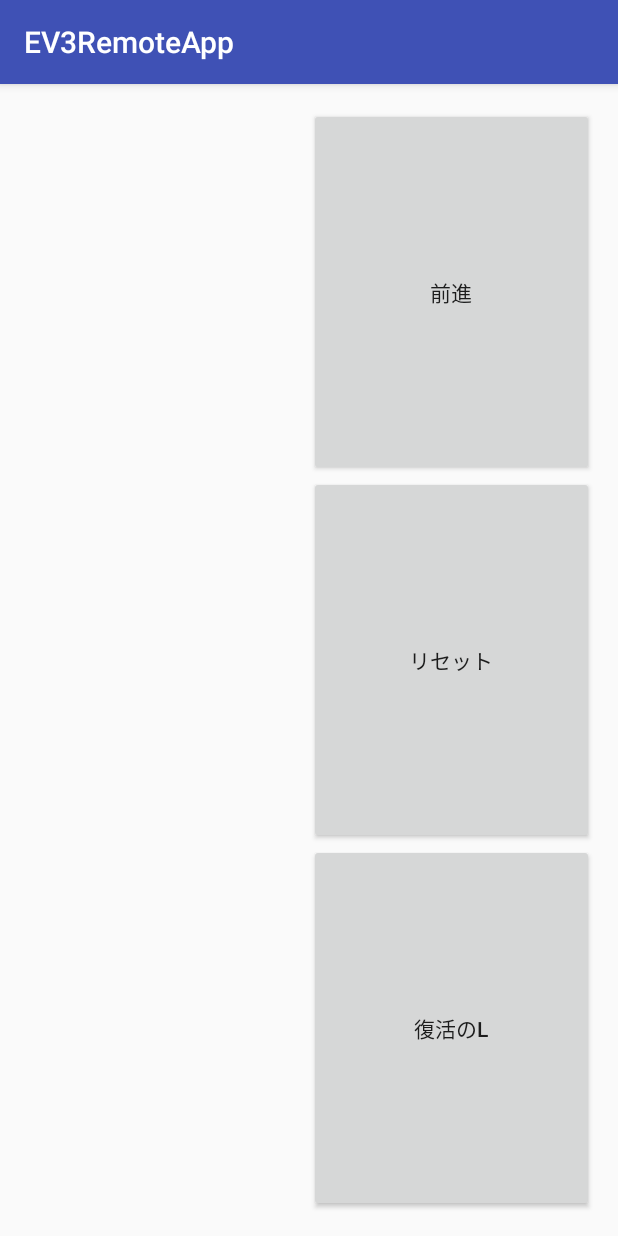
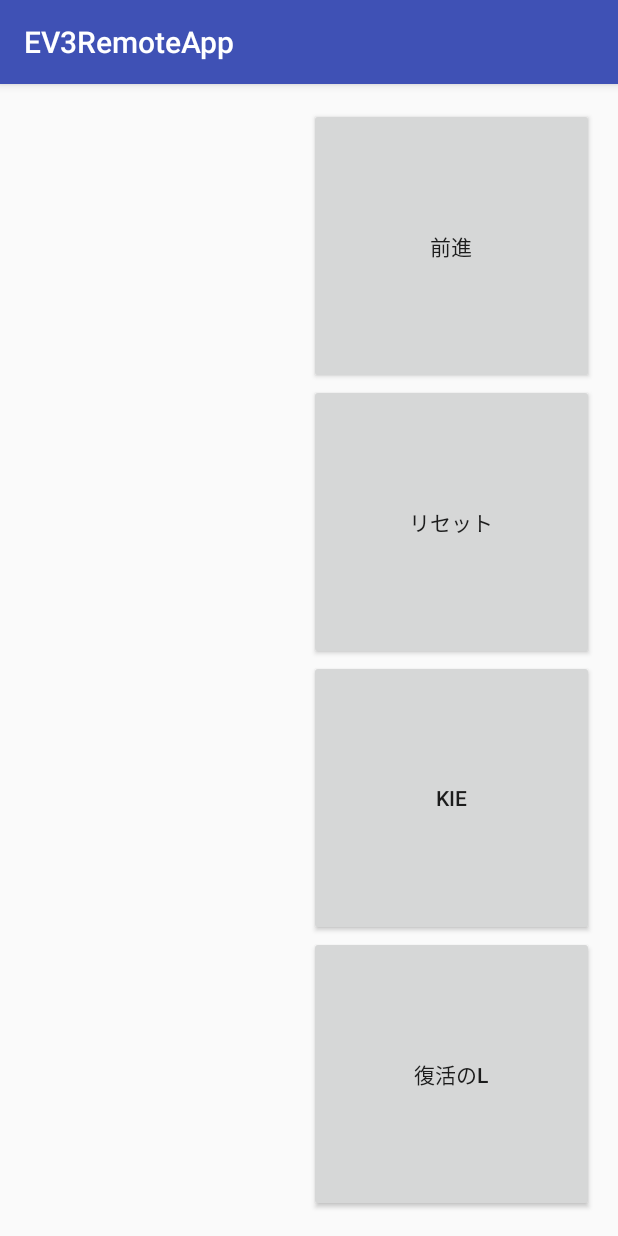
Before and after one commit to y-ogawara/EV3RemoteApp, an Android app: the RunListActivity screen opened directly, with no data from a screen before it, after a tap on "復活のL", on a phone screen of 412 x 824 dp. Run offline under Robolectric (Android 15) with nearby library versions, the phone set to English and light mode, and no system bars; 1 statement that could not run was skipped.

```diff
--- a/app/src/main/java/org/t_robop/y_ogawara/ev3remoteapp/RunListActivity.java
+++ b/app/src/main/java/org/t_robop/y_ogawara/ev3remoteapp/RunListActivity.java
@@ -1,6 +1,8 @@
 package org.t_robop.y_ogawara.ev3remoteapp;
 
+import android.content.Context;
 import android.content.DialogInterface;
+import android.content.SharedPreferences;
 import android.support.v7.app.AlertDialog;
 import android.support.v7.app.AppCompatActivity;
 import android.os.Bundle;
@@ -25,6 +27,8 @@ public class RunListActivity extends AppCompatActivity {
     ArrayAdapter<String> adapterRun;
     //リスト編集やるためのArrayList
     ArrayList arrayListRun;
+    ArrayList tempAList;
+
     //リストのどの要素をクリックしたかを知るためのグローバル変数
     int touchPos;
 
@@ -90,8 +94,16 @@ public class RunListActivity extends AppCompatActivity {
     //復活テスト
     public void reborn(View v){
 
+        saveArray(arrayListRun,"array",this);
+
         //リスト全滅からの華麗なる復活
         Iwillbeback();
+
+    }
+
+    public void test(View v){
+
+        setList();
 
     }
 
@@ -216,24 +228,69 @@ public class RunListActivity extends AppCompatActivity {
 
         int size=arrayListRun.size();
 
-        ArrayList<String> tempAList;
-
-        tempAList=arrayListRun;
-
         for(int cnt=0;cnt<size;cnt++) {
 
             //この辺に接続処理とかtime処理とか書いてくらさい
 
             //position0をadapter上で消す
-            adapterRun.remove(adapterRun.getItem(0));
+            //arrayListRun.remove(0);
+
+            //arrayListRun
+
+            //setList();
+
+            try{
+                Thread.sleep(2000);
+            }catch(Exception e){}
+
             //ListViewにアダプター反映
-            listRun.setAdapter(adapterRun);
+            //listRun.setAdapter(adapterRun);
+            //adapterRun.notifyDataSetChanged();
         }
 
-        arrayListRun=tempAList;
+        String[] arrayList=getArray("array",this);
+
+        for(int n=0;n<arrayList.length;n++){
+
+            arrayListRun.add(arrayList[n]);
+
+        }
+
+        //アダプターの更新
+        adapterRun=new ArrayAdapter<>(this, android.R.layout.simple_list_item_1,arrayListRun);
+        //アダプターセット
+        listRun.setAdapter(adapterRun);
 
         //リスト復活(リストの要素データはArrayListに入ってる)
-        setList();
+        //setList();
 
     }
+
+
+    // プリファレンス保存
+    // aaa,bbb,ccc... の文字列で保存
+    public void saveArray(ArrayList<String> array, String PrefKey,Context context){
+        String str = new String("");
+        for (int i =0;i<array.size();i++){
+            str = str + array.get(i);
+            if (i !=array.size()-1){
+                str = str + ",";
+            }
+        }
+        SharedPreferences prefs1 = context.getSharedPreferences("Array", Context.MODE_PRIVATE);
+        SharedPreferences.Editor editor = prefs1.edit();
+        editor.putString(PrefKey, str).commit();
+    }
+
+    // プリファレンス取得
+    // aaa,bbb,ccc...としたものをsplitして返す
+    public String[] getArray(String PrefKey,Context context){
+        SharedPreferences prefs2 = context.getSharedPreferences("Array", Context.MODE_PRIVATE);
+        String stringItem = prefs2.getString(PrefKey,"");
+        if(stringItem != null && stringItem.length() != 0){
+            return stringItem.split(",");
+        }else{
+            return null;
+        }
+    }
 }
--- a/app/src/main/res/layout/activity_run_list.xml
+++ b/app/src/main/res/layout/activity_run_list.xml
@@ -48,6 +48,14 @@
                 android:layout_width="match_parent"
                 android:layout_height="match_parent"
                 android:layout_weight="1"
+                android:id="@+id/btn_test"
+                android:onClick="test"
+                android:text="kie"/>
+
+            <Button
+                android:layout_width="match_parent"
+                android:layout_height="match_parent"
+                android:layout_weight="1"
                 android:id="@+id/btn_born"
                 android:onClick="reborn"
                 android:text="復活のL"/>
```
